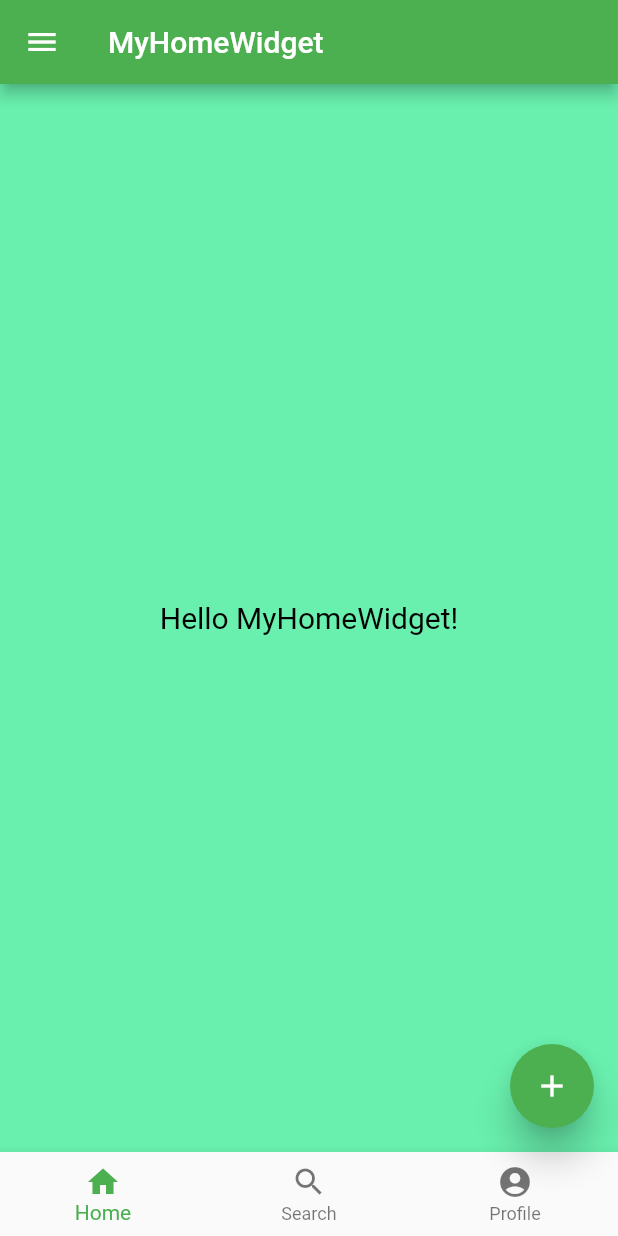
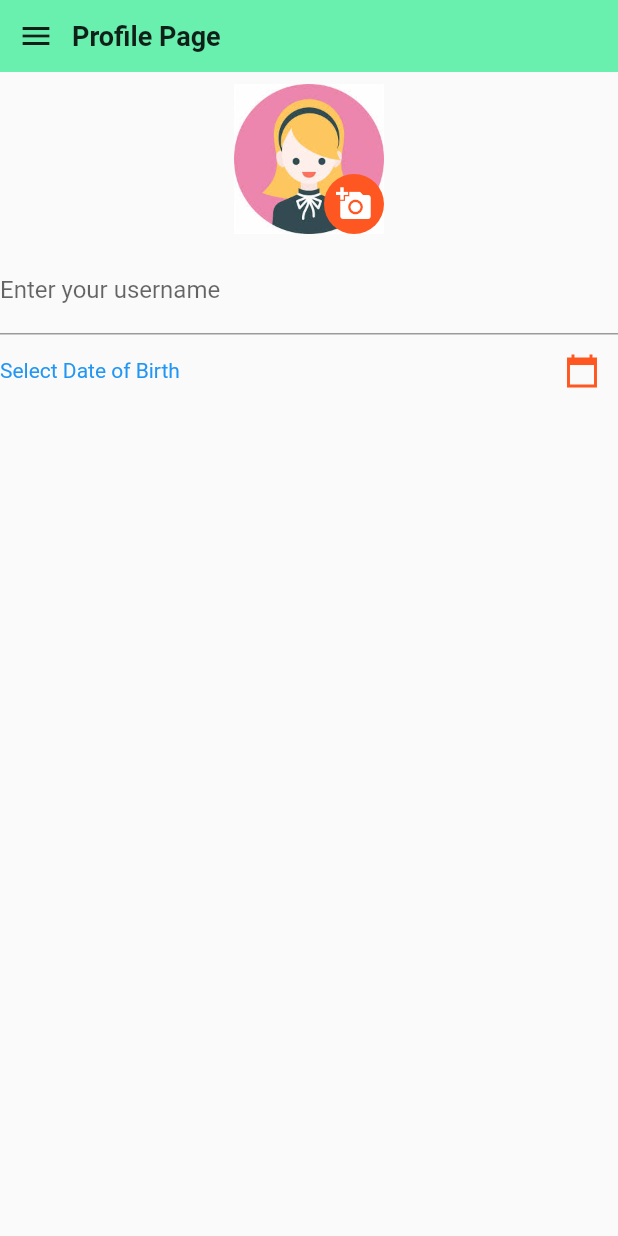
Before and after one commit to tanveerahmed1987/flutter_app, a Flutter app: the screen it shows after launch, on a phone screen of 412 x 824 dp. Run offline on Flutter 3.47's test engine with Material 2 defaults, Android fonts, the phone set to English and light mode, and no system bars.

Commit message:
Profile Page

```diff
--- a/lib/main.dart
+++ b/lib/main.dart
@@ -1,46 +1,18 @@
 import 'package:flutter/material.dart';
+import 'screens/profile/ProfileScreen.dart';
+
 void main() {
-  runApp(
-    MaterialApp(
-      title: 'Flutter Tutorial',
-      home: MyHomeWidget(),
-      theme: ThemeData(
-        primarySwatch: Colors.green,
-      ),
-      debugShowCheckedModeBanner: false,
-    )
-  );
+  runApp(MyApp());
 }
 
-class MyHomeWidget extends StatelessWidget {
+
+class MyApp extends StatelessWidget {
   @override
   Widget build(BuildContext context) {
-    return Scaffold(
-      appBar: AppBar( title: Text('MyHomeWidget')),
-      body: Center(child: Text('Hello MyHomeWidget!', style: TextStyle( color: Colors.black, fontSize: 20.0))),
-      floatingActionButton: FloatingActionButton(
-          elevation: 10.0,
-          child: Icon(Icons.add),
-          onPressed: (){ }
-      ),
-      drawer: Drawer(
-        child: ListView(
-          children: const <Widget>[
-            DrawerHeader(
-              decoration: BoxDecoration(color: Colors.green),
-              child: Text( 'Drawer Header',style: TextStyle(color: Colors.white,fontSize: 24)),
-            ),
-            ListTile(title: Text('Item 1'),leading : Icon(Icons.people)),
-            ListTile(title: Text('Item 2'), leading: Icon(Icons.mail)),
-      ],),),
-      bottomNavigationBar : BottomNavigationBar(
-        currentIndex : 0, fixedColor: Colors.green,
-        items: [ BottomNavigationBarItem(title : Text("Home"), icon : Icon(Icons.home)),
-                 BottomNavigationBarItem(title : Text("Search"), icon : Icon(Icons.search)),
-                 BottomNavigationBarItem(title : Text("Profile"), icon : Icon(Icons.account_circle))],
-        onTap: (int indexOfItem){ }
-      ),
-      backgroundColor: Colors.greenAccent,
+    return MaterialApp(
+      title: 'Flutter Tutorial',
+      home: ProfileScreen(),
+      debugShowCheckedModeBanner: false,
     );
   }
 }
--- /dev/null
+++ b/lib/screens/profile/ProfileScreen.dart
@@ -0,0 +1,113 @@
+
+
+
+import 'package:flutter/material.dart';
+
+class ProfileScreen extends StatefulWidget {
+
+  @override
+  _ProfileScreenState createState() => _ProfileScreenState();
+}
+
+class _ProfileScreenState extends State<ProfileScreen> {
+
+  String dobText = "Select Date of Birth";
+
+  Future<void> _selectDob(BuildContext context) async {
+      final DateTime picked = await showDatePicker(
+        context: context,
+        initialDate: DateTime.now(),
+        firstDate: DateTime(2015, 8),
+        lastDate: DateTime(2101)
+      );
+
+      if (picked != null) {
+        setState(() {
+         dobText = "${picked.toLocal()}".split(' ')[0];
+        });
+      }
+  }
+
+  @override
+  Widget build(BuildContext context) {
+    return SafeArea(
+      child: Scaffold(
+        body: Column(
+          children: [
+
+            // AppBar Section
+            Container(
+              color: Colors.greenAccent,
+              child: Row(
+                children: [
+                  IconButton(icon: Icon(Icons.menu), onPressed: () => print('Menu Pressed')),
+                  Text('Profile Page', style: TextStyle(fontSize: 18, fontWeight: FontWeight.bold)),
+                ],
+              ),
+            ),
+
+            // Image Section
+            Container(
+              padding: const EdgeInsets.all(8.0),
+              child: Stack(
+                children: [
+                  CircleAvatar(
+                    radius: 50,
+                    child: Image.asset('assets/images/default.jpeg',
+                      height: 150,
+                      width: 150,
+                      fit: BoxFit.cover,
+                    ),
+                  ),
+                  Positioned(
+                    bottom: 0,
+                    right: 0,
+                    child: InkWell(
+                      onTap: () => print('Add Picture pressed'),
+                      child: Container(
+                        height: 40,
+                        width: 40,
+                        child: Icon(Icons.add_a_photo, color: Colors.white),
+                        decoration: BoxDecoration(
+                          color: Colors.deepOrange,
+                          borderRadius: BorderRadius.all(Radius.circular(20))
+                        ),
+                      ),
+                    )
+                  ),
+                ],
+              ),
+            ),
+
+            // Form Section
+            Container(
+              child: Column(
+                children: [
+                  TextFormField(
+                    onChanged: (text) {
+                      print("First text field: $text");
+                    },
+                    decoration: InputDecoration(
+                      labelText: 'Enter your username'
+                    ),
+                  ),
+
+                  Row(
+                    children: [
+                      Expanded(child: Text(dobText, style: TextStyle(color: Colors.blue),)),
+                      IconButton(
+                        onPressed: () => _selectDob(context),
+                        icon: Icon(Icons.calendar_today_sharp, color: Colors.deepOrange)
+                      )
+                    ]
+                  ),
+
+                ],
+              )
+            )
+          ],
+        ),
+      ),
+    );
+  }
+}
```
Also changed, not shown: pubspec.yaml (+3 -6 lines), assets/images/default.jpeg (added), pubspec.lock.
